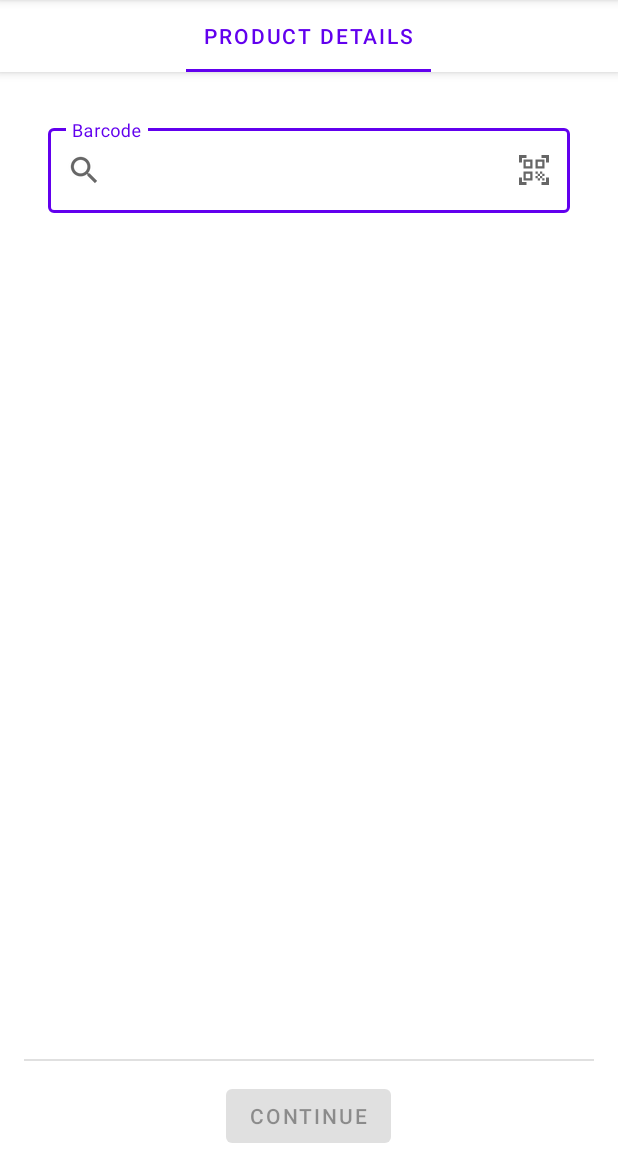
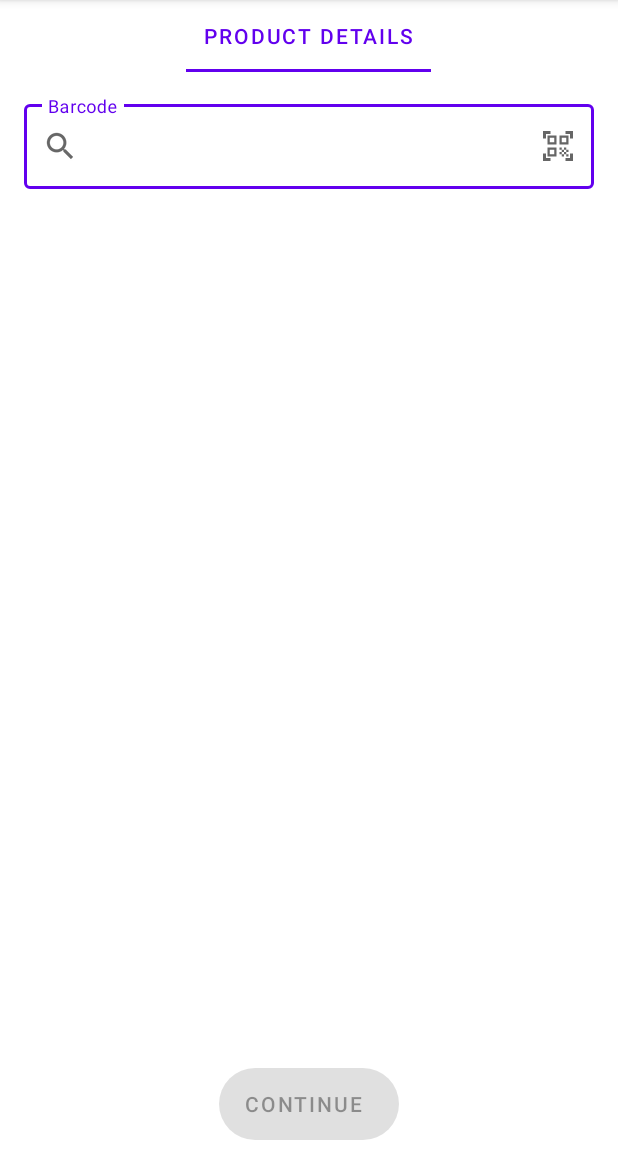
Before and after one commit to jjak0b/TrackingMyPantry, an Android app: the fragment RegisterProductFragment shown on its own in the app's theme, on a phone screen of 412 x 824 dp, the part 84-1236 px from its top. Run offline under Robolectric (Android 15) with nearby library versions, the phone set to English and light mode, and no system bars; our stand-ins replace Room's generated code; libraries missing offline, so code that uses them is left out: com.hadilq.liveevent, com.hootsuite.nachos, org.checkerframework.checker; plain views replace NachoTextView; 10 statements that could not run were skipped.

Commit message:
Fix scrolling on layout of fragment_register_product and tab layouts.

```diff
--- a/app/src/main/res/layout/fragment_register_product.xml
+++ b/app/src/main/res/layout/fragment_register_product.xml
@@ -1,21 +1,14 @@
 <?xml version="1.0" encoding="utf-8"?>
+
 <LinearLayout xmlns:android="http://schemas.android.com/apk/res/android"
     xmlns:app="http://schemas.android.com/apk/res-auto"
     xmlns:tools="http://schemas.android.com/tools"
 
+    android:id="@+id/coordinatorLayout"
     android:layout_width="match_parent"
     android:layout_height="match_parent"
-    android:orientation="vertical">
-
-
-    <androidx.coordinatorlayout.widget.CoordinatorLayout
-        android:layout_width="match_parent"
-        android:layout_height="wrap_content">
-
-        <com.google.android.material.appbar.AppBarLayout
-            android:id="@+id/appbar"
-            android:layout_width="match_parent"
-            android:layout_height="match_parent">
+    android:orientation="vertical"
+    app:layout_behavior="@string/appbar_scrolling_view_behavior">
 
     <com.google.android.material.tabs.TabLayout
         android:id="@+id/tabs"
@@ -43,21 +36,23 @@
             android:text="@string/tab_product_purchase_details"
             android:textAlignment="center" />
     </com.google.android.material.tabs.TabLayout>
-        </com.google.android.material.appbar.AppBarLayout>
 
     <androidx.viewpager.widget.ViewPager
         android:id="@+id/view_pager"
         android:layout_width="match_parent"
-            android:layout_height="match_parent"
-            app:layout_behavior="@string/appbar_scrolling_view_behavior" />
+        android:layout_height="0dp"
+        android:layout_weight="1">
 
-    </androidx.coordinatorlayout.widget.CoordinatorLayout>
+    </androidx.viewpager.widget.ViewPager>
 
-    <Button
+    <com.google.android.material.floatingactionbutton.ExtendedFloatingActionButton
         android:id="@+id/continueBtn"
         android:layout_width="wrap_content"
         android:layout_height="wrap_content"
         android:layout_gravity="center"
+        android:layout_margin="8dp"
+        android:gravity="center"
         android:text="@string/action_next_product_section" />
 
+
 </LinearLayout>
--- a/app/src/main/res/layout/fragment_section_product_details.xml
+++ b/app/src/main/res/layout/fragment_section_product_details.xml
@@ -1,23 +1,19 @@
 <?xml version="1.0" encoding="utf-8"?>
-<FrameLayout xmlns:android="http://schemas.android.com/apk/res/android"
+<ScrollView xmlns:android="http://schemas.android.com/apk/res/android"
     xmlns:app="http://schemas.android.com/apk/res-auto"
     xmlns:tools="http://schemas.android.com/tools"
     android:layout_width="match_parent"
     android:layout_height="match_parent"
+    tools:context=".ui.main.SectionProductDetailsFragment">
+
+    <LinearLayout
+        android:layout_width="match_parent"
+        android:layout_height="wrap_content"
         android:paddingLeft="@dimen/fragment_horizontal_margin"
         android:paddingTop="@dimen/fragment_vertical_margin"
         android:paddingRight="@dimen/fragment_horizontal_margin"
         android:paddingBottom="@dimen/fragment_vertical_margin"
-    tools:context=".ui.main.SectionProductDetailsFragment" >
-
-    <ScrollView
-        android:layout_width="match_parent"
-        android:layout_height="match_parent">
-
-        <LinearLayout
-            android:layout_width="match_parent"
-            android:layout_height="wrap_content"
-            android:orientation="vertical" >
+        android:orientation="vertical">
 
         <include
             layout="@layout/register_product_details"
@@ -25,5 +21,3 @@
             android:layout_height="wrap_content" />
     </LinearLayout>
 </ScrollView>
-
-</FrameLayout>
--- a/app/src/main/res/layout/product_details.xml
+++ /dev/null
@@ -1,6 +0,0 @@
-<?xml version="1.0" encoding="utf-8"?>
-<androidx.constraintlayout.widget.ConstraintLayout xmlns:android="http://schemas.android.com/apk/res/android"
-    android:layout_width="match_parent"
-    android:layout_height="match_parent">
-
-</androidx.constraintlayout.widget.ConstraintLayout>
--- a/app/src/main/res/layout/product_purchase_details.xml
+++ b/app/src/main/res/layout/product_purchase_details.xml
@@ -2,7 +2,7 @@
 <LinearLayout xmlns:android="http://schemas.android.com/apk/res/android"
     xmlns:app="http://schemas.android.com/apk/res-auto"
     android:layout_width="match_parent"
-    android:layout_height="match_parent"
+    android:layout_height="wrap_content"
     android:orientation="vertical">
 
     <com.google.android.material.textfield.TextInputLayout
@@ -37,8 +37,9 @@
             android:id="@+id/editTextPurchaseDate"
             android:layout_width="match_parent"
             android:layout_height="wrap_content"
+            android:enabled="false"
             android:imeOptions="actionNext"
-            android:inputType="none" />
+            android:inputType="date" />
 
 
     </com.google.android.material.textfield.TextInputLayout>
@@ -48,7 +49,6 @@
         style="@style/Widget.MaterialComponents.TextInputLayout.OutlinedBox"
         android:layout_width="match_parent"
         android:layout_height="wrap_content"
-        android:layout_marginBottom="@dimen/text_margin"
         android:hint="@string/product_purchase_location"
         app:endIconDrawable="@android:drawable/ic_dialog_map"
         app:endIconMode="custom">
--- a/app/src/main/res/layout/register_product_details.xml
+++ b/app/src/main/res/layout/register_product_details.xml
@@ -4,15 +4,12 @@
     xmlns:tools="http://schemas.android.com/tools"
     android:layout_width="match_parent"
     android:layout_height="wrap_content"
-    android:divider="?attr/dividerHorizontal"
-    android:orientation="vertical"
-    android:showDividers="end">
+    android:orientation="vertical">
 
     <LinearLayout
         android:layout_width="match_parent"
         android:layout_height="wrap_content"
-        android:orientation="vertical"
-        android:padding="@dimen/text_margin">
+        android:orientation="vertical">
 
         <com.google.android.material.textfield.TextInputLayout
             android:id="@+id/barcodeInputLayout"
@@ -40,24 +37,12 @@
     <LinearLayout
         android:id="@+id/productForm"
         android:layout_width="match_parent"
-        android:layout_height="match_parent"
+        android:layout_height="wrap_content"
         android:orientation="vertical"
-        android:visibility="invisible"
+        android:visibility="gone"
         tools:visibility="visible">
 
 
-        <com.google.android.material.card.MaterialCardView
-            android:id="@+id/card"
-            android:layout_width="match_parent"
-            android:layout_height="wrap_content"
-            android:layout_margin="8dp">
-
-            <LinearLayout
-                android:layout_width="match_parent"
-                android:layout_height="wrap_content"
-                android:orientation="vertical">
-
-                <!-- Media -->
         <androidx.constraintlayout.widget.ConstraintLayout
             android:layout_width="match_parent"
             android:layout_height="194dp">
@@ -82,8 +67,7 @@
         <LinearLayout
             android:layout_width="match_parent"
             android:layout_height="wrap_content"
-                    android:orientation="vertical"
-                    android:padding="16dp">
+            android:orientation="vertical">
 
             <!-- Title, secondary and supporting text -->
             <com.google.android.material.textfield.TextInputLayout
@@ -101,8 +85,7 @@
                     android:layout_width="match_parent"
                     android:layout_height="wrap_content"
                     android:imeOptions="actionNext"
-                            android:inputType="text"
-                            android:textAppearance="?attr/textAppearanceHeadline6" />
+                    android:inputType="text" />
 
             </com.google.android.material.textfield.TextInputLayout>
 
@@ -123,9 +106,7 @@
                     android:inputType="textMultiLine|textImeMultiLine"
                     android:lines="3"
                     android:maxLines="5"
-                            android:nestedScrollingEnabled="true"
-                            android:textAppearance="?attr/textAppearanceBody2"
-                            android:textColor="?android:attr/textColorSecondary" />
+                    android:nestedScrollingEnabled="true" />
 
             </com.google.android.material.textfield.TextInputLayout>
 
@@ -134,7 +115,6 @@
                 android:layout_width="match_parent"
                 android:layout_height="wrap_content"
                 android:layout_gravity="center"
-                        android:layout_marginBottom="@dimen/text_margin"
                 android:dividerPadding="@dimen/text_margin"
                 android:hint="@string/register_product_tags"
                 app:endIconMode="dropdown_menu"
@@ -148,16 +128,11 @@
                     android:layout_height="wrap_content"
                     android:completionThreshold="0"
                     android:paddingHorizontal="@dimen/text_margin"
-                            android:paddingVertical="@dimen/default_vertical_padding"
-                            android:textAppearance="?attr/textAppearanceBody2"
-                            android:textColor="?android:attr/textColorSecondary" />
+                    android:paddingVertical="@dimen/default_vertical_padding" />
 
             </com.google.android.material.textfield.TextInputLayout>
 
         </LinearLayout>
-            </LinearLayout>
-
-        </com.google.android.material.card.MaterialCardView>
 
     </LinearLayout>
 
```
Also changed, not shown: app/src/main/res/layout/fragment_section_product_instance_details.xml (+17 -11 lines), app/src/main/res/layout/fragment_section_product_purchase_details.xml (+18 -12 lines), app/src/main/res/layout/product_instances_details.xml (+9 -11 lines). Lines whose indentation alone changed are shown as unchanged.
